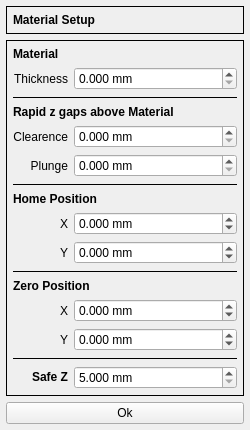
Qt form G2G/forms/materialsetupform.ui (aLDime/GERBER_X2) before a commit.
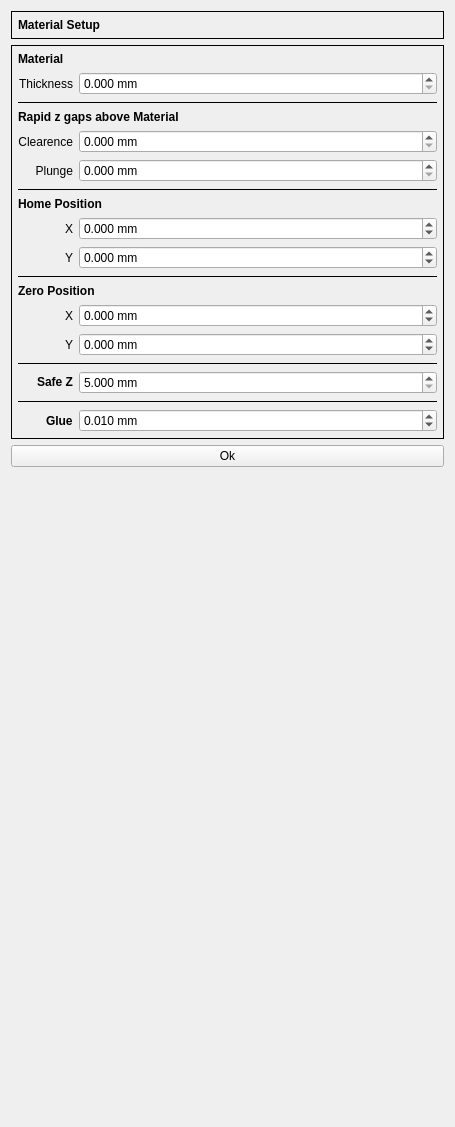
The same form after that commit. Custom widgets are drawn as their Qt base class.

```diff
--- a/G2G/forms/materialsetupform.ui
+++ b/G2G/forms/materialsetupform.ui
@@ -6,8 +6,8 @@
    <rect>
     <x>0</x>
     <y>0</y>
-    <width>250</width>
-    <height>392</height>
+    <width>455</width>
+    <height>1127</height>
    </rect>
   </property>
   <property name="minimumSize">
@@ -34,18 +34,6 @@
                              } */</string>
   </property>
   <layout class="QVBoxLayout" name="verticalLayout">
-   <property name="leftMargin">
-    <number>6</number>
-   </property>
-   <property name="topMargin">
-    <number>6</number>
-   </property>
-   <property name="rightMargin">
-    <number>6</number>
-   </property>
-   <property name="bottomMargin">
-    <number>6</number>
-   </property>
    <item>
     <widget class="QFrame" name="frame">
      <property name="sizePolicy">
@@ -392,6 +380,51 @@
         </property>
        </widget>
       </item>
+      <item row="17" column="0">
+       <widget class="QLabel" name="glueLabel">
+        <property name="font">
+         <font>
+          <weight>75</weight>
+          <bold>true</bold>
+         </font>
+        </property>
+        <property name="text">
+         <string>Glue</string>
+        </property>
+       </widget>
+      </item>
+      <item row="17" column="1">
+       <widget class="DoubleSpinBox" name="dsbxGlue">
+        <property name="suffix">
+         <string> mm</string>
+        </property>
+        <property name="decimals">
+         <number>3</number>
+        </property>
+        <property name="maximum">
+         <double>1.000000000000000</double>
+        </property>
+        <property name="singleStep">
+         <double>0.005000000000000</double>
+        </property>
+        <property name="stepType">
+         <enum>QAbstractSpinBox::DefaultStepType</enum>
+        </property>
+        <property name="value">
+         <double>0.010000000000000</double>
+        </property>
+       </widget>
+      </item>
+      <item row="16" column="0" colspan="2">
+       <widget class="Line" name="line_5">
+        <property name="frameShadow">
+         <enum>QFrame::Plain</enum>
+        </property>
+        <property name="orientation">
+         <enum>Qt::Horizontal</enum>
+        </property>
+       </widget>
+      </item>
      </layout>
     </widget>
    </item>
```
